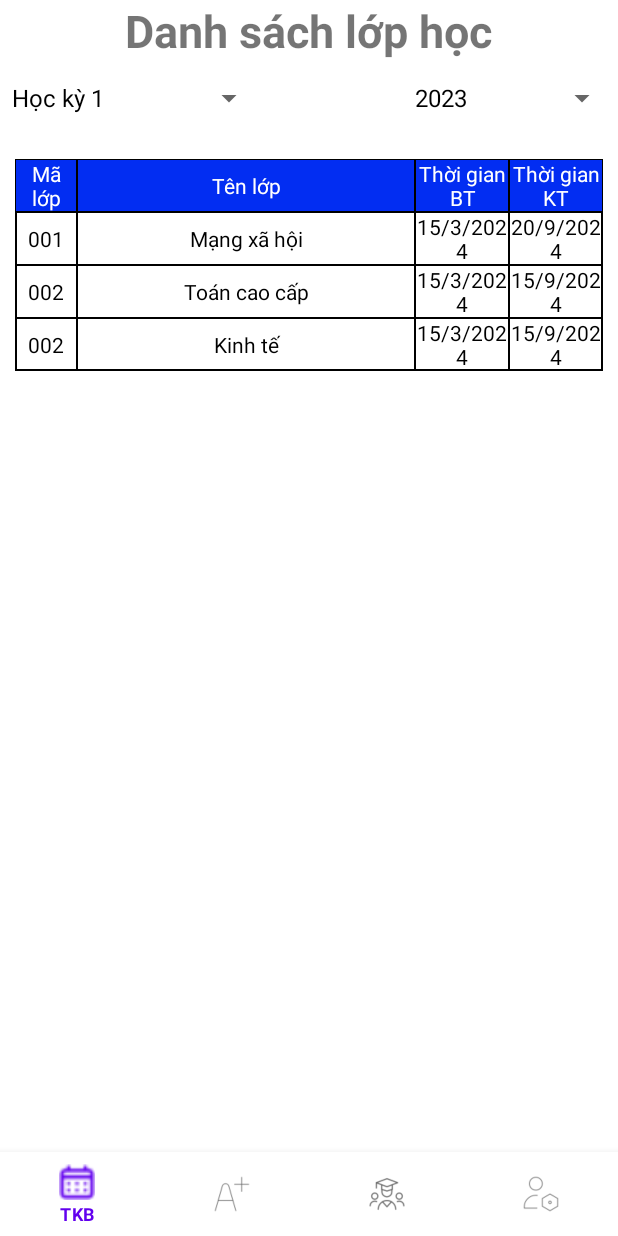
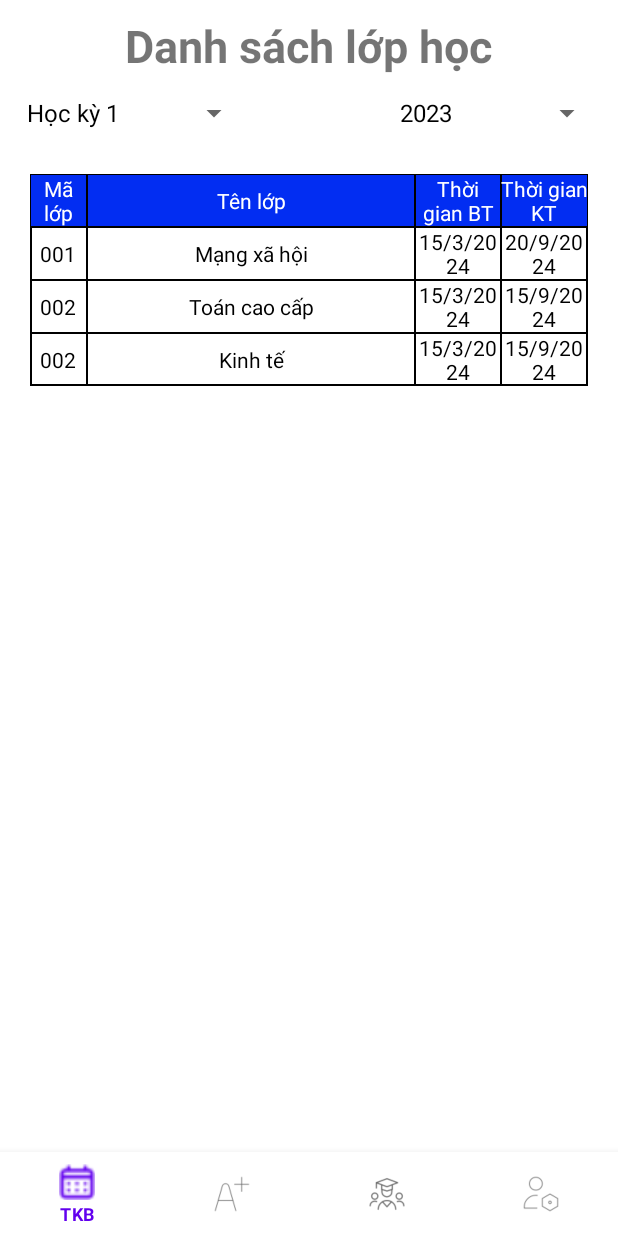
Before and after one commit to VuBaTai2004/ChillTime, an Android app: the fragment StudentClassFragment placed in its activity, on a phone screen of 412 x 824 dp. Run offline under Robolectric (Android 15) with nearby library versions, the light colour scheme and no system bars.

Commit message:
update :0

```diff
--- a/app/src/main/res/layout/fragment_student_class.xml
+++ b/app/src/main/res/layout/fragment_student_class.xml
@@ -9,7 +9,8 @@
     <LinearLayout
         android:layout_width="match_parent"
         android:layout_height="match_parent"
-        android:orientation="vertical">
+        android:orientation="vertical"
+        android:layout_margin="10dp">
 
         <TextView
             android:id="@+id/textView"
--- a/app/src/main/res/layout/fragment_student_profile.xml
+++ b/app/src/main/res/layout/fragment_student_profile.xml
@@ -13,7 +13,8 @@
     <LinearLayout
         android:layout_width="match_parent"
         android:layout_height="match_parent"
-        android:orientation="vertical">
+        android:orientation="vertical"
+        android:layout_margin="10dp">
 
         <TextView
             android:id="@+id/textView"
--- a/app/src/main/res/layout/fragment_student_schedule.xml
+++ b/app/src/main/res/layout/fragment_student_schedule.xml
@@ -10,6 +10,7 @@
     <LinearLayout
         android:layout_width="match_parent"
         android:layout_height="match_parent"
+        android:layout_margin="10dp"
         android:orientation="vertical">
 
         <TextView
--- a/app/src/main/res/layout/fragment_student_transcript.xml
+++ b/app/src/main/res/layout/fragment_student_transcript.xml
@@ -9,7 +9,8 @@
     <!-- TODO: Update blank fragment layout -->
     <androidx.constraintlayout.widget.ConstraintLayout
         android:layout_width="match_parent"
-        android:layout_height="match_parent">
+        android:layout_height="match_parent"
+        android:layout_margin="10dp">
         <TextView
             android:id="@+id/tv_student_transcript"
             app:layout_constraintRight_toRightOf="parent"
--- a/app/src/main/res/layout/fragment_teacher_class.xml
+++ b/app/src/main/res/layout/fragment_teacher_class.xml
@@ -3,6 +3,8 @@
     xmlns:tools="http://schemas.android.com/tools"
     android:layout_width="match_parent"
     android:layout_height="match_parent"
+
+    android:layout_margin="10dp"
     xmlns:app="http://schemas.android.com/apk/res-auto"
     tools:context=".TeacherClassFragment">
 
--- a/app/src/main/res/layout/fragment_teacher_profile.xml
+++ b/app/src/main/res/layout/fragment_teacher_profile.xml
@@ -3,6 +3,7 @@
     xmlns:tools="http://schemas.android.com/tools"
     android:layout_width="match_parent"
     android:layout_height="match_parent"
+
     android:layout_margin="10dp"
     xmlns:app="http://schemas.android.com/apk/res-auto"
     tools:context=".TeacherProfileFragment">
@@ -11,6 +12,7 @@
     <LinearLayout
         android:layout_width="match_parent"
         android:layout_height="match_parent"
+        android:layout_margin="10dp"
         android:orientation="vertical">
 
         <TextView
--- a/app/src/main/res/layout/fragment_teacher_schedule.xml
+++ b/app/src/main/res/layout/fragment_teacher_schedule.xml
@@ -12,6 +12,7 @@
     <LinearLayout
         android:layout_width="match_parent"
         android:layout_height="match_parent"
+        android:layout_margin="10dp"
         android:orientation="vertical">
 
         <TextView
--- a/app/src/main/res/layout/fragment_teacher_transcript.xml
+++ b/app/src/main/res/layout/fragment_teacher_transcript.xml
@@ -12,6 +12,7 @@
     <LinearLayout
         android:layout_width="match_parent"
         android:layout_height="match_parent"
+        android:layout_margin="10dp"
         android:orientation="vertical">
 
         <TextView
```
